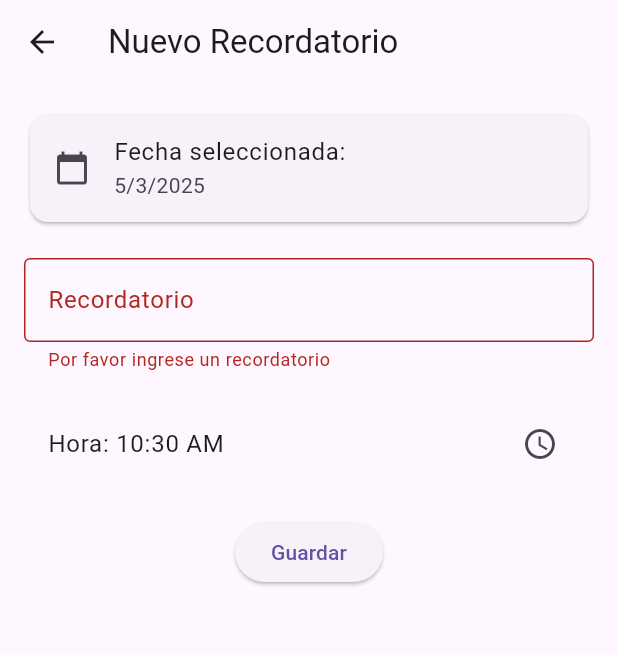
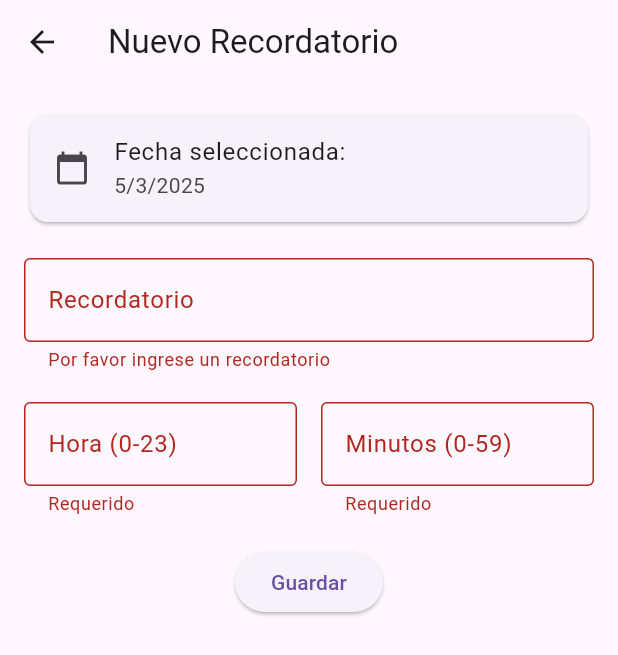
Before and after one commit to Celot1979/lapiz, a Flutter app: the AgendaIconExample screen opened directly with empty values, after a tap on "Guardar", on a phone screen of 412 x 824 dp. Shown: the top 655 px of the screen. Run offline on Flutter 3.47's test engine with Material 3 defaults, Android fonts, the phone set to English and light mode, and no system bars; our stand-ins replace cloud_firestore, curved_navigation_bar, firebase_auth, firebase_core, google_sign_in, shared_preferences and 1 more; accounts and stored records are empty.

```diff
--- /dev/null
+++ b/devtools_options.yaml
@@ -0,0 +1,3 @@
+description: This file stores settings for Dart & Flutter DevTools.
+documentation: https://docs.flutter.dev/tools/devtools/extensions#configure-extension-enablement-states
+extensions:
--- a/lib/pages/dia_seleccionado.dart
+++ b/lib/pages/dia_seleccionado.dart
@@ -1,5 +1,7 @@
 import 'package:flutter/material.dart';
 import 'package:pencil/widgets/agenda_icon.dart';
+import 'package:shared_preferences/shared_preferences.dart';
+import 'dart:convert';
 
 class AgendaIconExample extends StatefulWidget {
   final DateTime selectedDate;
@@ -12,8 +14,9 @@ class AgendaIconExample extends StatefulWidget {
 
 class _AgendaIconExampleState extends State<AgendaIconExample> {
   final _formKey = GlobalKey<FormState>();
-  TimeOfDay _selectedTime = TimeOfDay.now();
   TextEditingController _reminderController = TextEditingController();
+  TextEditingController _horaController = TextEditingController();
+  TextEditingController _minutoController = TextEditingController();
 
   String _formatDate(DateTime date) {
     return "${date.day}/${date.month}/${date.year}";
@@ -54,25 +57,55 @@ class _AgendaIconExampleState extends State<AgendaIconExample> {
                 },
               ),
               SizedBox(height: 20),
-              ListTile(
-                title: Text('Hora: ${_selectedTime.format(context)}'),
-                trailing: Icon(Icons.access_time),
-                onTap: () async {
-                  final TimeOfDay? picked = await showTimePicker(
-                    context: context,
-                    initialTime: _selectedTime,
-                  );
-                  if (picked != null && picked != _selectedTime) {
-                    setState(() {
-                      _selectedTime = picked;
-                    });
-                  }
-                },
+              Row(
+                children: [
+                  Expanded(
+                    child: TextFormField(
+                      controller: _horaController,
+                      keyboardType: TextInputType.number,
+                      decoration: InputDecoration(
+                        labelText: 'Hora (0-23)',
+                        border: OutlineInputBorder(),
+                      ),
+                      validator: (value) {
+                        if (value == null || value.isEmpty) {
+                          return 'Requerido';
+                        }
+                        int? hora = int.tryParse(value);
+                        if (hora == null || hora < 0 || hora > 23) {
+                          return 'Hora inválida';
+                        }
+                        return null;
+                      },
+                    ),
+                  ),
+                  SizedBox(width: 16),
+                  Expanded(
+                    child: TextFormField(
+                      controller: _minutoController,
+                      keyboardType: TextInputType.number,
+                      decoration: InputDecoration(
+                        labelText: 'Minutos (0-59)',
+                        border: OutlineInputBorder(),
+                      ),
+                      validator: (value) {
+                        if (value == null || value.isEmpty) {
+                          return 'Requerido';
+                        }
+                        int? minuto = int.tryParse(value);
+                        if (minuto == null || minuto < 0 || minuto > 59) {
+                          return 'Minutos inválidos';
+                        }
+                        return null;
+                      },
+                    ),
+                  ),
+                ],
               ),
               SizedBox(height: 20),
               Center(
                 child: ElevatedButton(
-                  onPressed: () {
+                  onPressed: () async {
                     if (_formKey.currentState!.validate()) {
                       final recordatorio = {
                         'fecha': {
@@ -81,15 +114,24 @@ class _AgendaIconExampleState extends State<AgendaIconExample> {
                           'año': widget.selectedDate.year
                         },
                         'hora': {
-                          'hora': _selectedTime.hour,
-                          'minuto': _selectedTime.minute
+                          'hora': int.parse(_horaController.text),
+                          'minuto': int.parse(_minutoController.text)
                         },
                         'recordatorio': _reminderController.text
                       };
 
-                      print('Datos del recordatorio: $recordatorio');
+                      // Guardar el recordatorio
+                      final prefs = await SharedPreferences.getInstance();
+                      final String key = 'recordatorio_${widget.selectedDate.toIso8601String()}';
+                      await prefs.setString(key, json.encode(recordatorio));
 
-                      Navigator.pop(context);
+                      // Imprimir en consola
+                      print('Nuevo recordatorio guardado:');
+                      print('Fecha: ${widget.selectedDate.day}/${widget.selectedDate.month}/${widget.selectedDate.year}');
+                      print('Hora: ${_horaController.text}:${_minutoController.text}');
+                      print('Recordatorio: ${_reminderController.text}');
+
+                      Navigator.pop(context, recordatorio);
                     }
                   },
                   child: Text('Guardar'),
@@ -105,6 +147,8 @@ class _AgendaIconExampleState extends State<AgendaIconExample> {
   @override
   void dispose() {
     _reminderController.dispose();
+    _horaController.dispose();
+    _minutoController.dispose();
     super.dispose();
   }
 }
--- a/pubspec.yaml
+++ b/pubspec.yaml
@@ -41,6 +41,7 @@ dependencies:
   cupertino_icons: ^1.0.8
   table_calendar: ^3.2.0
   intl: ^0.20.0
+  shared_preferences: ^2.5.2
 
 dev_dependencies:
   flutter_test:
```
Also changed, not shown: lib/pages/calendario.dart (+44 -2 lines), lib/services/firebase_calendario.dart (added), pubspec.lock, 1 other file.
